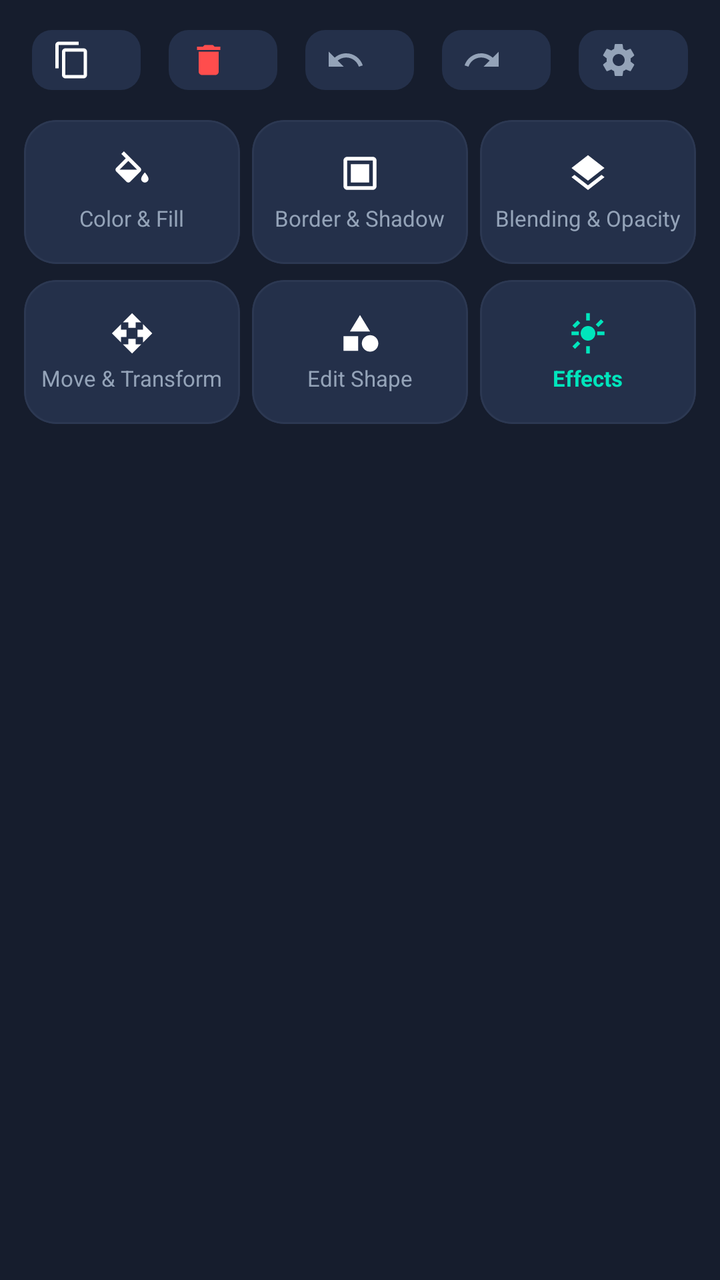
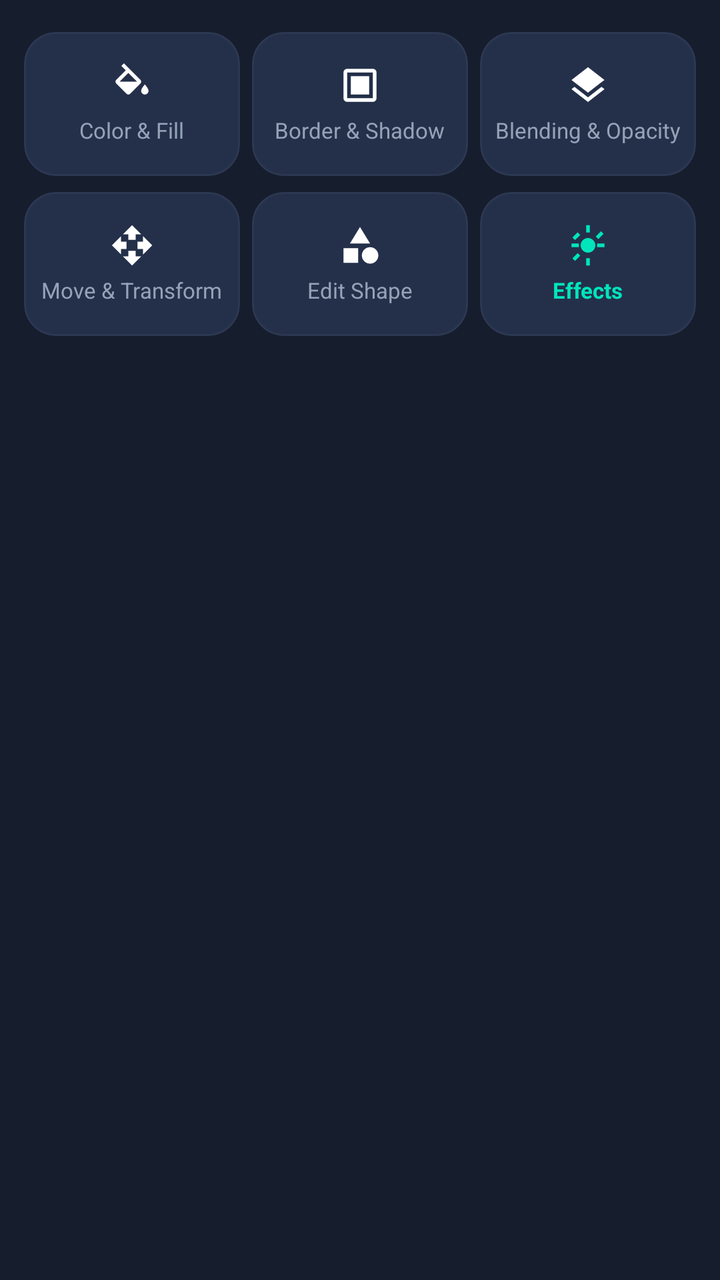

Two renders of the same Android screen: before a commit and after it. Below are the layout's source before the change and the commit's diff.
<!-- AndroidManifest.xml: application theme Theme.PixelEditor -->
<!-- res/layout/panel_layer_menu.xml -->
<?xml version="1.0" encoding="utf-8"?>
<LinearLayout xmlns:android="http://schemas.android.com/apk/res/android"
    xmlns:app="http://schemas.android.com/apk/res-auto"
    android:id="@+id/panelLayerMenu"
    android:layout_width="match_parent"
    android:layout_height="wrap_content"
    android:background="@color/pe_surface_panel"
    android:orientation="vertical"
    android:paddingStart="12dp"
    android:paddingTop="8dp"
    android:paddingEnd="12dp"
    android:paddingBottom="12dp">

    
    <LinearLayout
        android:layout_width="match_parent"
        android:layout_height="44dp"
        android:gravity="center_vertical"
        android:orientation="horizontal">

        <com.google.android.material.button.MaterialButton
            android:id="@+id/btnQuickDuplicate"
            style="@style/Widget.Material3.Button.IconButton.Filled.Tonal"
            android:layout_width="0dp"
            android:layout_height="38dp"
            android:layout_weight="1"
            android:layout_marginEnd="6dp"
            app:backgroundTint="@color/pe_surface_card"
            app:cornerRadius="10dp"
            app:icon="@drawable/ic_pe_duplicate"
            app:iconTint="@color/pe_text_primary" />

        <com.google.android.material.button.MaterialButton
            android:id="@+id/btnQuickDelete"
            style="@style/Widget.Material3.Button.IconButton.Filled.Tonal"
            android:layout_width="0dp"
            android:layout_height="38dp"
            android:layout_weight="1"
            android:layout_marginEnd="6dp"
            app:backgroundTint="@color/pe_surface_card"
            app:cornerRadius="10dp"
            app:icon="@drawable/ic_pe_delete"
            app:iconTint="@color/pe_accent_danger" />

        <com.google.android.material.button.MaterialButton
            android:id="@+id/btnQuickForward"
            style="@style/Widget.Material3.Button.IconButton.Filled.Tonal"
            android:layout_width="0dp"
            android:layout_height="38dp"
            android:layout_weight="1"
            android:layout_marginEnd="6dp"
            app:backgroundTint="@color/pe_surface_card"
            app:cornerRadius="10dp"
            app:icon="@drawable/ic_pe_undo"
            app:iconTint="@color/pe_text_secondary" />

        <com.google.android.material.button.MaterialButton
            android:id="@+id/btnQuickBackward"
            style="@style/Widget.Material3.Button.IconButton.Filled.Tonal"
            android:layout_width="0dp"
            android:layout_height="38dp"
            android:layout_weight="1"
            android:layout_marginEnd="6dp"
            app:backgroundTint="@color/pe_surface_card"
            app:cornerRadius="10dp"
            app:icon="@drawable/ic_pe_redo"
            app:iconTint="@color/pe_text_secondary" />

        <com.google.android.material.button.MaterialButton
            android:id="@+id/btnQuickLock"
            style="@style/Widget.Material3.Button.IconButton.Filled.Tonal"
            android:layout_width="0dp"
            android:layout_height="38dp"
            android:layout_weight="1"
            app:backgroundTint="@color/pe_surface_card"
            app:cornerRadius="10dp"
            app:icon="@drawable/ic_pe_settings"
            app:iconTint="@color/pe_text_secondary" />
    </LinearLayout>

    
    <LinearLayout
        android:layout_width="match_parent"
        android:layout_height="wrap_content"
        android:layout_marginTop="8dp"
        android:orientation="horizontal">

        
        <com.google.android.material.card.MaterialCardView
            android:id="@+id/btnToolColorFill"
            style="@style/Widget.PixelEditor.Card"
            android:layout_width="0dp"
            android:layout_height="72dp"
            android:layout_weight="1"
            android:layout_marginEnd="6dp"
            android:clickable="true"
            android:focusable="true">

            <LinearLayout
                android:layout_width="match_parent"
                android:layout_height="match_parent"
                android:gravity="center"
                android:orientation="vertical">

                <ImageView
                    android:layout_width="22dp"
                    android:layout_height="22dp"
                    android:src="@drawable/ic_tool_color"
                    app:tint="@color/pe_text_primary" />

                <TextView
                    android:layout_width="wrap_content"
                    android:layout_height="wrap_content"
                    android:layout_marginTop="4dp"
                    android:text="@string/tool_color_fill"
                    android:textColor="@color/pe_text_secondary"
                    android:textSize="11sp" />
            </LinearLayout>
        </com.google.android.material.card.MaterialCardView>

        
        <com.google.android.material.card.MaterialCardView
            android:id="@+id/btnToolBorderShadow"
            style="@style/Widget.PixelEditor.Card"
            android:layout_width="0dp"
            android:layout_height="72dp"
            android:layout_weight="1"
            android:layout_marginEnd="6dp"
            android:clickable="true"
            android:focusable="true">

            <LinearLayout
                android:layout_width="match_parent"
                android:layout_height="match_parent"
                android:gravity="center"
                android:orientation="vertical">

                <ImageView
                    android:layout_width="22dp"
                    android:layout_height="22dp"
                    android:src="@drawable/ic_tool_border"
                    app:tint="@color/pe_text_primary" />

                <TextView
                    android:layout_width="wrap_content"
                    android:layout_height="wrap_content"
                    android:layout_marginTop="4dp"
                    android:text="@string/tool_border_shadow"
                    android:textColor="@color/pe_text_secondary"
                    android:textSize="11sp" />
            </LinearLayout>
        </com.google.android.material.card.MaterialCardView>

        
        <com.google.android.material.card.MaterialCardView
            android:id="@+id/btnToolBlending"
            style="@style/Widget.PixelEditor.Card"
            android:layout_width="0dp"
            android:layout_height="72dp"
            android:layout_weight="1"
            android:clickable="true"
            android:focusable="true">

            <LinearLayout
                android:layout_width="match_parent"
                android:layout_height="match_parent"
                android:gravity="center"
                android:orientation="vertical">

                <ImageView
                    android:layout_width="22dp"
                    android:layout_height="22dp"
                    android:src="@drawable/ic_tool_blend"
                    app:tint="@color/pe_text_primary" />

                <TextView
                    android:layout_width="wrap_content"
                    android:layout_height="wrap_content"
                    android:layout_marginTop="4dp"
                    android:text="@string/tool_blending_opacity"
                    android:textColor="@color/pe_text_secondary"
                    android:textSize="11sp" />
            </LinearLayout>
        </com.google.android.material.card.MaterialCardView>
    </LinearLayout>

    
    <LinearLayout
        android:layout_width="match_parent"
        android:layout_height="wrap_content"
        android:layout_marginTop="8dp"
        android:orientation="horizontal">

        
        <com.google.android.material.card.MaterialCardView
            android:id="@+id/btnToolTransform"
            style="@style/Widget.PixelEditor.Card"
            android:layout_width="0dp"
            android:layout_height="72dp"
            android:layout_weight="1"
            android:layout_marginEnd="6dp"
            android:clickable="true"
            android:focusable="true">

            <LinearLayout
                android:layout_width="match_parent"
                android:layout_height="match_parent"
                android:gravity="center"
                android:orientation="vertical">

                <ImageView
                    android:layout_width="22dp"
                    android:layout_height="22dp"
                    android:src="@drawable/ic_tool_transform"
                    app:tint="@color/pe_text_primary" />

                <TextView
                    android:layout_width="wrap_content"
                    android:layout_height="wrap_content"
                    android:layout_marginTop="4dp"
                    android:text="@string/tool_move_transform"
                    android:textColor="@color/pe_text_secondary"
                    android:textSize="11sp" />
            </LinearLayout>
        </com.google.android.material.card.MaterialCardView>

        
        <com.google.android.material.card.MaterialCardView
            android:id="@+id/btnToolEditShape"
            style="@style/Widget.PixelEditor.Card"
            android:layout_width="0dp"
            android:layout_height="72dp"
            android:layout_weight="1"
            android:layout_marginEnd="6dp"
            android:clickable="true"
            android:focusable="true">

            <LinearLayout
                android:layout_width="match_parent"
                android:layout_height="match_parent"
                android:gravity="center"
                android:orientation="vertical">

                <ImageView
                    android:id="@+id/ivEditShapeIcon"
                    android:layout_width="22dp"
                    android:layout_height="22dp"
                    android:src="@drawable/ic_tool_shape"
                    app:tint="@color/pe_text_primary" />

                <TextView
                    android:id="@+id/tvEditShapeTitle"
                    android:layout_width="wrap_content"
                    android:layout_height="wrap_content"
                    android:layout_marginTop="4dp"
                    android:text="@string/tool_edit_shape"
                    android:textColor="@color/pe_text_secondary"
                    android:textSize="11sp" />
            </LinearLayout>
        </com.google.android.material.card.MaterialCardView>

        
        <com.google.android.material.card.MaterialCardView
            android:id="@+id/btnToolEffects"
            style="@style/Widget.PixelEditor.Card"
            android:layout_width="0dp"
            android:layout_height="72dp"
            android:layout_weight="1"
            android:clickable="true"
            android:focusable="true">

            <LinearLayout
                android:layout_width="match_parent"
                android:layout_height="match_parent"
                android:gravity="center"
                android:orientation="vertical">

                <ImageView
                    android:layout_width="22dp"
                    android:layout_height="22dp"
                    android:src="@drawable/ic_tool_effects"
                    app:tint="@color/pe_accent_mint" />

                <TextView
                    android:layout_width="wrap_content"
                    android:layout_height="wrap_content"
                    android:layout_marginTop="4dp"
                    android:text="@string/tool_effects"
                    android:textColor="@color/pe_accent_mint"
                    android:textSize="11sp"
                    android:textStyle="bold" />
            </LinearLayout>
        </com.google.android.material.card.MaterialCardView>
    </LinearLayout>
</LinearLayout>
<!-- resources referenced by this layout -->
<resources>
  <color name="pe_accent_danger">#FF4D4D</color>
  <color name="pe_accent_mint">#00E5BC</color>
  <color name="pe_surface_card">#24304A</color>
  <color name="pe_surface_panel">#161D2D</color>
  <color name="pe_text_primary">#FFFFFF</color>
  <color name="pe_text_secondary">#94A3B8</color>
  <!-- drawable ic_pe_delete (drawable) -->
  <vector xmlns:android="http://schemas.android.com/apk/res/android"
      android:width="24dp"
      android:height="24dp"
      android:viewportWidth="24"
      android:viewportHeight="24">
      <path
          android:fillColor="@color/pe_text_primary"
          android:pathData="M6,19c0,1.1 0.9,2 2,2h8c1.1,0 2,-0.9 2,-2V7H6v12zM19,4h-3.5l-1,-1h-5l-1,1H5v2h14V4z"/>
  </vector>
  <!-- drawable ic_pe_duplicate (drawable) -->
  <vector xmlns:android="http://schemas.android.com/apk/res/android"
      android:width="24dp"
      android:height="24dp"
      android:viewportWidth="24"
      android:viewportHeight="24">
      <path
          android:fillColor="@color/pe_text_primary"
          android:pathData="M16,1H4c-1.1,0 -2,0.9 -2,2v14h2V3h12V1zm3,4H8c-1.1,0 -2,0.9 -2,2v14c0,1.1 0.9,2 2,2h11c1.1,0 2,-0.9 2,-2V7c0,-1.1 -0.9,-2 -2,-2zm0,16H8V7h11v14z"/>
  </vector>
  <!-- drawable ic_pe_redo (drawable) -->
  <vector xmlns:android="http://schemas.android.com/apk/res/android"
      android:width="24dp"
      android:height="24dp"
      android:viewportWidth="24"
      android:viewportHeight="24">
      <path
          android:fillColor="@color/pe_text_primary"
          android:pathData="M18.4,10.6C16.55,8.99 14.15,8 11.5,8c-4.65,0 -8.58,3.03 -9.96,7.22L3.9,16c1.05,-3.19 4.05,-5.5 7.6,-5.5 1.95,0 3.73,0.72 5.12,1.88L13,16h9V7l-3.6,3.6z"/>
  </vector>
  <!-- drawable ic_pe_settings (drawable) -->
  <vector xmlns:android="http://schemas.android.com/apk/res/android"
      android:width="24dp"
      android:height="24dp"
      android:viewportWidth="24"
      android:viewportHeight="24">
      <path
          android:fillColor="@color/pe_text_primary"
          android:pathData="M19.14,12.94c0.04,-0.3 0.06,-0.61 0.06,-0.94 0,-0.32 -0.02,-0.64 -0.07,-0.94l2.03,-1.58c0.18,-0.14 0.23,-0.41 0.12,-0.61l-1.92,-3.32c-0.12,-0.22 -0.37,-0.29 -0.59,-0.22l-2.39,0.96c-0.5,-0.38 -1.03,-0.7 -1.62,-0.94L14.4,2.81c-0.04,-0.24 -0.24,-0.41 -0.48,-0.41h-3.84c-0.24,0 -0.43,0.17 -0.47,0.41L9.25,5.35C8.66,5.59 8.12,5.92 7.63,6.29L5.24,5.33c-0.22,-0.08 -0.47,0 -0.59,0.22L2.74,8.87c-0.12,0.21 -0.08,0.47 0.12,0.61l2.03,1.58c-0.05,0.3 -0.09,0.63 -0.09,0.94s0.02,0.64 0.07,0.94l-2.03,1.58c-0.18,0.14 -0.23,0.41 -0.12,0.61l1.92,3.32c0.12,0.22 0.37,0.29 0.59,0.22l2.39,-0.96c0.5,0.38 1.03,0.7 1.62,0.94l0.36,2.54c0.05,0.24 0.24,0.41 0.48,0.41h3.84c0.24,0 0.44,-0.17 0.47,-0.41l0.36,-2.54c0.59,-0.24 1.13,-0.56 1.62,-0.94l2.39,0.96c0.22,0.08 0.47,0 0.59,-0.22l1.92,-3.32c0.12,-0.22 0.07,-0.47 -0.12,-0.61l-2.01,-1.58zM12,15.6c-1.98,0 -3.6,-1.62 -3.6,-3.6s1.62,-3.6 3.6,-3.6 3.6,1.62 3.6,3.6 -1.62,3.6 -3.6,3.6z"/>
  </vector>
  <!-- drawable ic_pe_undo (drawable) -->
  <vector xmlns:android="http://schemas.android.com/apk/res/android"
      android:width="24dp"
      android:height="24dp"
      android:viewportWidth="24"
      android:viewportHeight="24">
      <path
          android:fillColor="@color/pe_text_primary"
          android:pathData="M12.5,8c-2.65,0 -5.05,0.99 -6.9,2.6L2,7v9h9l-3.62,-3.62c1.39,-1.16 3.16,-1.88 5.12,-1.88 3.54,0 6.55,2.31 7.6,5.5l2.37,-0.78C21.08,11.03 17.15,8 12.5,8z"/>
  </vector>
  <string name="tool_color_fill">Color &amp; Fill</string>
  <string name="tool_edit_shape">Edit Shape</string>
  <string name="tool_effects">Effects</string>
  <color name="pe_border">#2C3852</color>
  <color name="pe_m3_on_primary">#00382B</color>
  <color name="pe_m3_primary_container">#00513F</color>
  <color name="pe_m3_on_primary_container">#73FCD4</color>
  <color name="pe_accent_cyan">#00D2FF</color>
  <color name="pe_accent_purple">#7F5AF0</color>
  <color name="pe_bg_canvas_workspace">#0F1320</color>
  <color name="pe_surface_panel_elevated">#1E273C</color>
  <!-- unchanged entries left out for length: 11 -->
</resources>

<!-- the commit's change to res/layout/panel_layer_menu.xml (unified diff, before → after) -->
@@ -11,72 +11,6 @@
     android:paddingEnd="12dp"
     android:paddingBottom="12dp">
 
-    
-    <LinearLayout
-        android:layout_width="match_parent"
-        android:layout_height="44dp"
-        android:gravity="center_vertical"
-        android:orientation="horizontal">
-
-        <com.google.android.material.button.MaterialButton
-            android:id="@+id/btnQuickDuplicate"
-            style="@style/Widget.Material3.Button.IconButton.Filled.Tonal"
-            android:layout_width="0dp"
-            android:layout_height="38dp"
-            android:layout_weight="1"
-            android:layout_marginEnd="6dp"
-            app:backgroundTint="@color/pe_surface_card"
-            app:cornerRadius="10dp"
-            app:icon="@drawable/ic_pe_duplicate"
-            app:iconTint="@color/pe_text_primary" />
-
-        <com.google.android.material.button.MaterialButton
-            android:id="@+id/btnQuickDelete"
-            style="@style/Widget.Material3.Button.IconButton.Filled.Tonal"
-            android:layout_width="0dp"
-            android:layout_height="38dp"
-            android:layout_weight="1"
-            android:layout_marginEnd="6dp"
-            app:backgroundTint="@color/pe_surface_card"
-            app:cornerRadius="10dp"
-            app:icon="@drawable/ic_pe_delete"
-            app:iconTint="@color/pe_accent_danger" />
-
-        <com.google.android.material.button.MaterialButton
-            android:id="@+id/btnQuickForward"
-            style="@style/Widget.Material3.Button.IconButton.Filled.Tonal"
-            android:layout_width="0dp"
-            android:layout_height="38dp"
-            android:layout_weight="1"
-            android:layout_marginEnd="6dp"
-            app:backgroundTint="@color/pe_surface_card"
-            app:cornerRadius="10dp"
-            app:icon="@drawable/ic_pe_undo"
-            app:iconTint="@color/pe_text_secondary" />
-
-        <com.google.android.material.button.MaterialButton
-            android:id="@+id/btnQuickBackward"
-            style="@style/Widget.Material3.Button.IconButton.Filled.Tonal"
-            android:layout_width="0dp"
-            android:layout_height="38dp"
-            android:layout_weight="1"
-            android:layout_marginEnd="6dp"
-            app:backgroundTint="@color/pe_surface_card"
-            app:cornerRadius="10dp"
-            app:icon="@drawable/ic_pe_redo"
-            app:iconTint="@color/pe_text_secondary" />
-
-        <com.google.android.material.button.MaterialButton
-            android:id="@+id/btnQuickLock"
-            style="@style/Widget.Material3.Button.IconButton.Filled.Tonal"
-            android:layout_width="0dp"
-            android:layout_height="38dp"
-            android:layout_weight="1"
-            app:backgroundTint="@color/pe_surface_card"
-            app:cornerRadius="10dp"
-            app:icon="@drawable/ic_pe_settings"
-            app:iconTint="@color/pe_text_secondary" />
-    </LinearLayout>
 
     
     <LinearLayout
<!-- resource entries referenced after the edit -->
@@ -1,61 +1,10 @@
 <!-- resources referenced by this layout -->
 <resources>
-  <color name="pe_accent_danger">#FF4D4D</color>
   <color name="pe_accent_mint">#00E5BC</color>
   <color name="pe_surface_card">#24304A</color>
   <color name="pe_surface_panel">#161D2D</color>
   <color name="pe_text_primary">#FFFFFF</color>
   <color name="pe_text_secondary">#94A3B8</color>
-  <!-- drawable ic_pe_delete (drawable) -->
-  <vector xmlns:android="http://schemas.android.com/apk/res/android"
-      android:width="24dp"
-      android:height="24dp"
-      android:viewportWidth="24"
-      android:viewportHeight="24">
-      <path
-          android:fillColor="@color/pe_text_primary"
-          android:pathData="M6,19c0,1.1 0.9,2 2,2h8c1.1,0 2,-0.9 2,-2V7H6v12zM19,4h-3.5l-1,-1h-5l-1,1H5v2h14V4z"/>
-  </vector>
-  <!-- drawable ic_pe_duplicate (drawable) -->
-  <vector xmlns:android="http://schemas.android.com/apk/res/android"
-      android:width="24dp"
-      android:height="24dp"
-      android:viewportWidth="24"
-      android:viewportHeight="24">
-      <path
-          android:fillColor="@color/pe_text_primary"
-          android:pathData="M16,1H4c-1.1,0 -2,0.9 -2,2v14h2V3h12V1zm3,4H8c-1.1,0 -2,0.9 -2,2v14c0,1.1 0.9,2 2,2h11c1.1,0 2,-0.9 2,-2V7c0,-1.1 -0.9,-2 -2,-2zm0,16H8V7h11v14z"/>
-  </vector>
-  <!-- drawable ic_pe_redo (drawable) -->
-  <vector xmlns:android="http://schemas.android.com/apk/res/android"
-      android:width="24dp"
-      android:height="24dp"
-      android:viewportWidth="24"
-      android:viewportHeight="24">
-      <path
-          android:fillColor="@color/pe_text_primary"
-          android:pathData="M18.4,10.6C16.55,8.99 14.15,8 11.5,8c-4.65,0 -8.58,3.03 -9.96,7.22L3.9,16c1.05,-3.19 4.05,-5.5 7.6,-5.5 1.95,0 3.73,0.72 5.12,1.88L13,16h9V7l-3.6,3.6z"/>
-  </vector>
-  <!-- drawable ic_pe_settings (drawable) -->
-  <vector xmlns:android="http://schemas.android.com/apk/res/android"
-      android:width="24dp"
-      android:height="24dp"
-      android:viewportWidth="24"
-      android:viewportHeight="24">
-      <path
-          android:fillColor="@color/pe_text_primary"
-          android:pathData="M19.14,12.94c0.04,-0.3 0.06,-0.61 0.06,-0.94 0,-0.32 -0.02,-0.64 -0.07,-0.94l2.03,-1.58c0.18,-0.14 0.23,-0.41 0.12,-0.61l-1.92,-3.32c-0.12,-0.22 -0.37,-0.29 -0.59,-0.22l-2.39,0.96c-0.5,-0.38 -1.03,-0.7 -1.62,-0.94L14.4,2.81c-0.04,-0.24 -0.24,-0.41 -0.48,-0.41h-3.84c-0.24,0 -0.43,0.17 -0.47,0.41L9.25,5.35C8.66,5.59 8.12,5.92 7.63,6.29L5.24,5.33c-0.22,-0.08 -0.47,0 -0.59,0.22L2.74,8.87c-0.12,0.21 -0.08,0.47 0.12,0.61l2.03,1.58c-0.05,0.3 -0.09,0.63 -0.09,0.94s0.02,0.64 0.07,0.94l-2.03,1.58c-0.18,0.14 -0.23,0.41 -0.12,0.61l1.92,3.32c0.12,0.22 0.37,0.29 0.59,0.22l2.39,-0.96c0.5,0.38 1.03,0.7 1.62,0.94l0.36,2.54c0.05,0.24 0.24,0.41 0.48,0.41h3.84c0.24,0 0.44,-0.17 0.47,-0.41l0.36,-2.54c0.59,-0.24 1.13,-0.56 1.62,-0.94l2.39,0.96c0.22,0.08 0.47,0 0.59,-0.22l1.92,-3.32c0.12,-0.22 0.07,-0.47 -0.12,-0.61l-2.01,-1.58zM12,15.6c-1.98,0 -3.6,-1.62 -3.6,-3.6s1.62,-3.6 3.6,-3.6 3.6,1.62 3.6,3.6 -1.62,3.6 -3.6,3.6z"/>
-  </vector>
-  <!-- drawable ic_pe_undo (drawable) -->
-  <vector xmlns:android="http://schemas.android.com/apk/res/android"
-      android:width="24dp"
-      android:height="24dp"
-      android:viewportWidth="24"
-      android:viewportHeight="24">
-      <path
-          android:fillColor="@color/pe_text_primary"
-          android:pathData="M12.5,8c-2.65,0 -5.05,0.99 -6.9,2.6L2,7v9h9l-3.62,-3.62c1.39,-1.16 3.16,-1.88 5.12,-1.88 3.54,0 6.55,2.31 7.6,5.5l2.37,-0.78C21.08,11.03 17.15,8 12.5,8z"/>
-  </vector>
   <string name="tool_color_fill">Color &amp; Fill</string>
   <string name="tool_edit_shape">Edit Shape</string>
   <string name="tool_effects">Effects</string>
